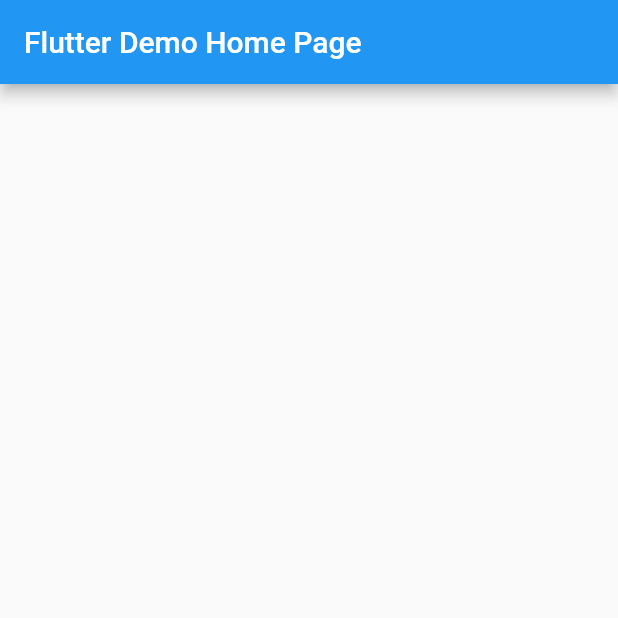
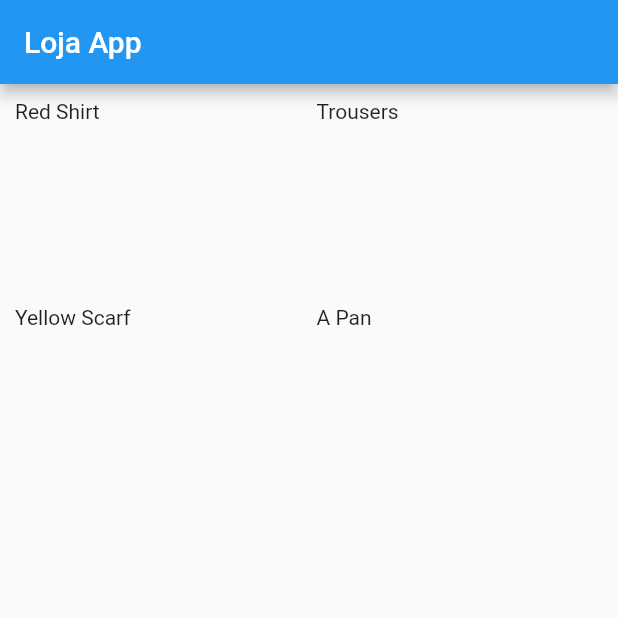
Before and after one commit to Germano-Dev/loja_app, a Flutter app: the screen it shows after launch, on a phone screen of 412 x 824 dp, the top half of it. Run offline on Flutter 3.47's test engine with Material 2 defaults, Android fonts, the phone set to English and light mode, and no system bars.

Commit message:
commit 2
Início da tela de produtos, ainda mocada

```diff
--- /dev/null
+++ b/lib/data/dummy_data.dart
@@ -0,0 +1,38 @@
+import 'package:loja_app/models/product.dart';
+
+final dummyProducts = [
+
+    Product(
+      id: 'p1',
+      title: 'Red Shirt',
+      description: 'A red shirt - it is pretty red!',
+      price: 29.99,
+      imageUrl:
+          'https://cdn.pixabay.com/photo/2016/10/02/22/17/red-t-shirt-1710578_1280.jpg',
+    ),
+    Product(
+      id: 'p2',
+      title: 'Trousers',
+      description: 'A nice pair of trousers.',
+      price: 59.99,
+      imageUrl:
+          'https://upload.wikimedia.org/wikipedia/commons/thumb/e/e8/Trousers%2C_dress_%28AM_1960.022-8%29.jpg/512px-Trousers%2C_dress_%28AM_1960.022-8%29.jpg',
+    ),
+    Product(
+      id: 'p3',
+      title: 'Yellow Scarf',
+      description: 'Warm and cozy - exactly what you need for the winter.',
+      price: 19.99,
+      imageUrl:
+          'https://live.staticflickr.com/4043/4438260868_cc79b3369d_z.jpg',
+    ),
+    Product(
+      id: 'p4',
+      title: 'A Pan',
+      description: 'Prepare any meal you want.',
+      price: 49.99,
+      imageUrl:
+          'https://upload.wikimedia.org/wikipedia/commons/thumb/1/14/Cast-Iron-Pan.jpg/1024px-Cast-Iron-Pan.jpg',
+    ),
+
+];
--- a/lib/main.dart
+++ b/lib/main.dart
@@ -1,4 +1,5 @@
 import 'package:flutter/material.dart';
+import 'package:loja_app/screen/products_overview.dart';
 
 void main() {
   runApp(MyApp());
@@ -14,7 +15,7 @@
         primarySwatch: Colors.blue,
       ),
       darkTheme: ThemeData.dark(),
-      home: HomeScreen(title: 'Flutter Demo Home Page'),
+      home: ProductsOverviewPages(),
     );
   }
 }
@@ -33,10 +34,9 @@
   Widget build(BuildContext context) {
     return Scaffold(
       appBar: AppBar(
-
         title: Text(widget.title),
       ),
-      body: Container(),
+      body: ProductsOverviewPages(),
     );
   }
 }
--- /dev/null
+++ b/lib/models/product.dart
@@ -0,0 +1,21 @@
+class Product {
+  final String id;
+  final String title;
+  final String description;
+  final double price;
+  final String imageUrl;
+  bool isFavorite;
+
+  Product({
+    required this.id,
+    required this.title,
+    required this.description,
+    required this.price,
+    required this.imageUrl,
+    this.isFavorite = false,
+  });
+  //MÉTODO DE ALTERNANCIA DO FAVORITO!
+  void toggleFavorite() {
+    isFavorite = !isFavorite;
+  }
+}
--- /dev/null
+++ b/lib/screen/products_overview.dart
@@ -0,0 +1,31 @@
+import 'package:flutter/material.dart';
+import 'package:loja_app/data/dummy_data.dart';
+
+import 'package:loja_app/models/product.dart';
+
+class ProductsOverviewPages extends StatelessWidget {
+  final List<Product> loadedProducts = dummyProducts;
+  ProductsOverviewPages({Key? key}) : super(key: key);
+
+  @override
+  Widget build(BuildContext context) {
+    return Scaffold(
+      appBar: AppBar(
+        title: Text('Loja App'),
+      ),
+      body: Padding(
+        padding: const EdgeInsets.all(10),
+        child: GridView.builder(
+          itemCount: loadedProducts.length,
+          itemBuilder: (ctx, i) => Text(loadedProducts[i].title),
+          gridDelegate: SliverGridDelegateWithFixedCrossAxisCount(
+            crossAxisCount: 2, // QUANTIDADE DE COLUNAS
+            childAspectRatio: 3/2, // TAMANHO DA COLUNA
+            crossAxisSpacing: 10, // ESPAÇAMENTO VERTICAL
+            mainAxisSpacing: 10, //ESPAÇAMENTO HORIZONTAL
+           ),
+        ),
+      ),
+    );
+  }
+}
```
